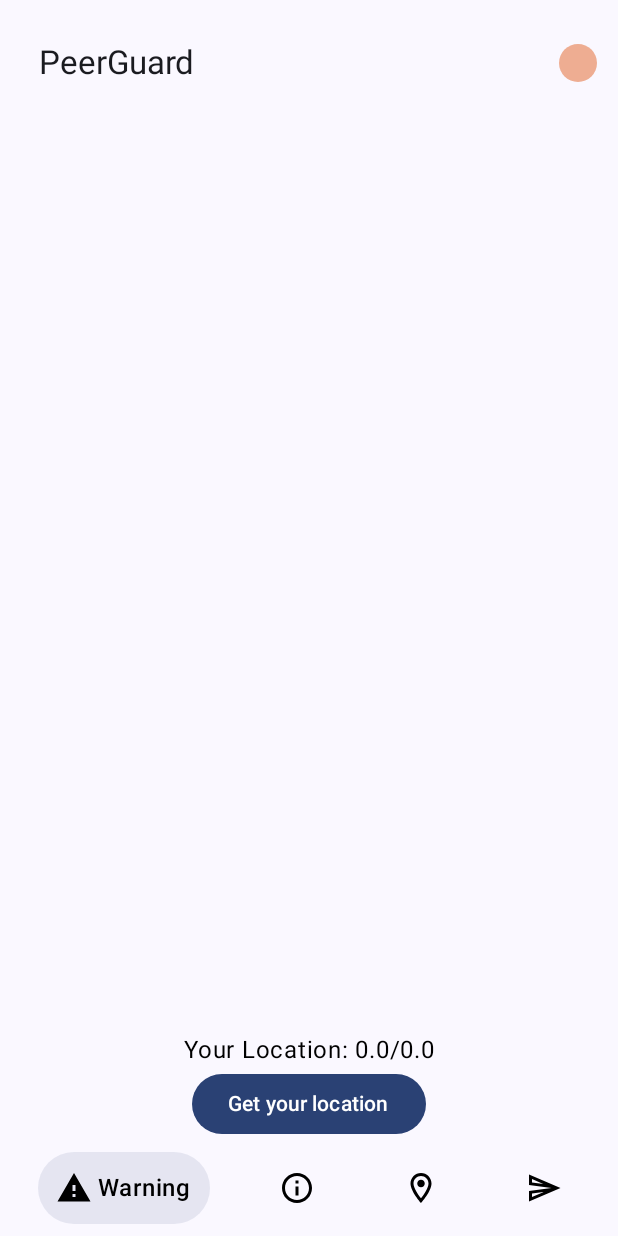
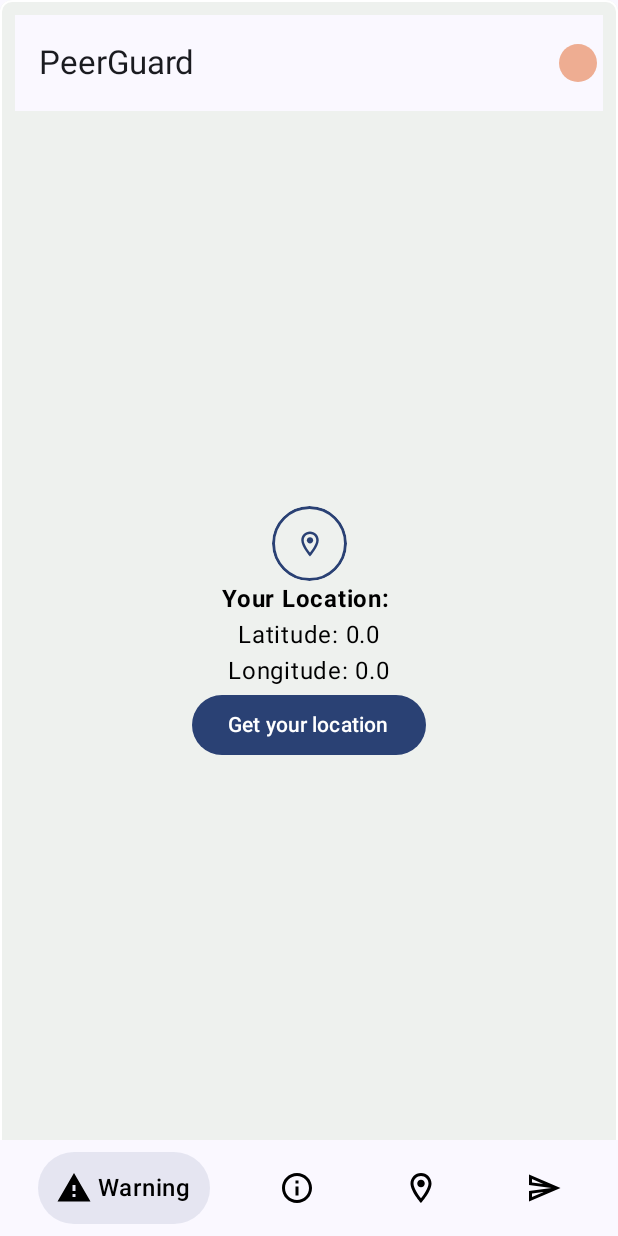
Before and after one commit to benstrobel/hackatum-muc-warn, an Android app built with Jetpack Compose: the map screen opened through its navigation route, on a phone screen of 412 x 824 dp. Run offline under Robolectric (Android 15) with nearby library versions, the light colour scheme and no system bars.

Commit message:
Changed the  ui of location

```diff
--- a/app/src/main/java/com/example/muc_warn/MainActivity.kt
+++ b/app/src/main/java/com/example/muc_warn/MainActivity.kt
@@ -11,13 +11,24 @@ import androidx.activity.compose.rememberLauncherForActivityResult
 import androidx.activity.compose.setContent
 import androidx.activity.result.contract.ActivityResultContracts
 import androidx.compose.animation.ExperimentalAnimationApi
+import androidx.compose.foundation.background
+import androidx.compose.foundation.border
 import androidx.compose.foundation.layout.Arrangement
 import androidx.compose.foundation.layout.Box
 import androidx.compose.foundation.layout.Column
+import androidx.compose.foundation.layout.Row
 import androidx.compose.foundation.layout.fillMaxSize
+import androidx.compose.foundation.layout.fillMaxWidth
 import androidx.compose.foundation.layout.padding
+import androidx.compose.foundation.layout.size
+import androidx.compose.foundation.shape.CircleShape
+import androidx.compose.foundation.shape.RoundedCornerShape
+import androidx.compose.material.icons.Icons
+import androidx.compose.material.icons.outlined.LocationOn
+import androidx.compose.material.icons.outlined.Warning
 import androidx.compose.material3.Button
 import androidx.compose.material3.ExperimentalMaterial3Api
+import androidx.compose.material3.Icon
 import androidx.compose.material3.MaterialTheme
 import androidx.compose.material3.Scaffold
 import androidx.compose.material3.Surface
@@ -29,8 +40,11 @@ import androidx.compose.runtime.remember
 import androidx.compose.runtime.setValue
 import androidx.compose.ui.Alignment
 import androidx.compose.ui.Modifier
+import androidx.compose.ui.draw.clip
 import androidx.compose.ui.graphics.Color
 import androidx.compose.ui.platform.LocalContext
+import androidx.compose.ui.text.font.FontWeight
+import androidx.compose.ui.unit.dp
 import androidx.core.content.ContextCompat
 import androidx.navigation.NavHostController
 import androidx.navigation.compose.NavHost
@@ -43,6 +57,7 @@ import com.example.muc_warn.components.BottomBar.BottomNavBar
 import com.example.muc_warn.components.BottomBar.Screen
 import com.example.muc_warn.components.IndicatorTopBar
 import com.example.muc_warn.components.InternetConnectionChecker
+import com.example.muc_warn.components.getColorBasedOnNumber
 import com.example.muc_warn.models.NavigationViewModel
 import com.example.muc_warn.ui.theme.MucWarnTheme
 import com.example.muc_warn.views.CreateAlertView
@@ -182,15 +197,41 @@ class MainActivity : ComponentActivity() {
         ) { innerPadding ->
             InternetConnectionChecker(viewModel.isNetworkAvailable, innerPadding, viewModel = viewModel)
             // Use a LazyColumn for better performance
-            Box(modifier = Modifier
-                .fillMaxSize()
-                .padding(innerPadding)) {
+
                 Column(
-                    modifier = Modifier.fillMaxSize(),
-                    verticalArrangement = Arrangement.Bottom,
+                    modifier = Modifier
+                        .fillMaxSize()
+                        .background(
+                            Color(0xFFEEF1EE),
+                            shape = RoundedCornerShape(8.dp)
+                        )
+                        .border(1.dp, Color.White, shape = RoundedCornerShape(8.dp))
+                        .padding(16.dp)
+                        .padding(innerPadding),
+                    verticalArrangement = Arrangement.Center,
                     horizontalAlignment = Alignment.CenterHorizontally
                 ) {
-                    Text("Your Location: ${currentLocation.latitude}/${currentLocation.latitude}", color = Color.Black)
+                    Row(
+                        modifier = Modifier
+                            .size(50.dp)
+                            .clip(CircleShape)
+                            .border(
+                                2.dp, MaterialTheme.colorScheme.primary, shape = CircleShape
+                            ),
+                        verticalAlignment = Alignment.CenterVertically,
+                        horizontalArrangement = Arrangement.Center) {
+                        Icon(
+                            Icons.Outlined.LocationOn, // Replace with your icon resource
+                            contentDescription = null, // Provide a content description for accessibility
+                            modifier = Modifier.size(20.dp),
+                            tint = MaterialTheme.colorScheme.primary
+                        )
+                    }
+
+                    Text("Your Location: ", color = Color.Black, fontWeight = FontWeight.Bold)
+                    Text("Latitude: ${currentLocation.latitude}", color = Color.Black)
+                    Text("Longitude: ${currentLocation.latitude}", color = Color.Black)
+
                     Button(onClick={
                         if(permissions.all {
                                 ContextCompat.checkSelfPermission(context,it) == PackageManager.PERMISSION_GRANTED
@@ -203,7 +244,7 @@ class MainActivity : ComponentActivity() {
                         Text(text="Get your location")
                     }
                 }
-            }
+
         }
     }
 
```
